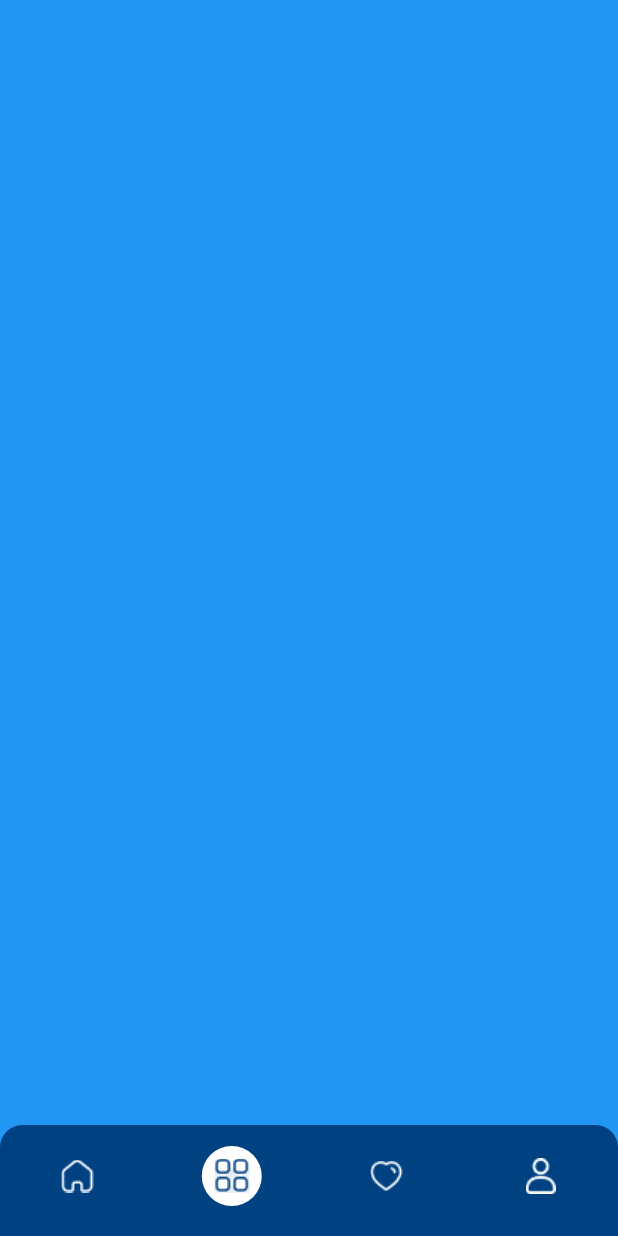
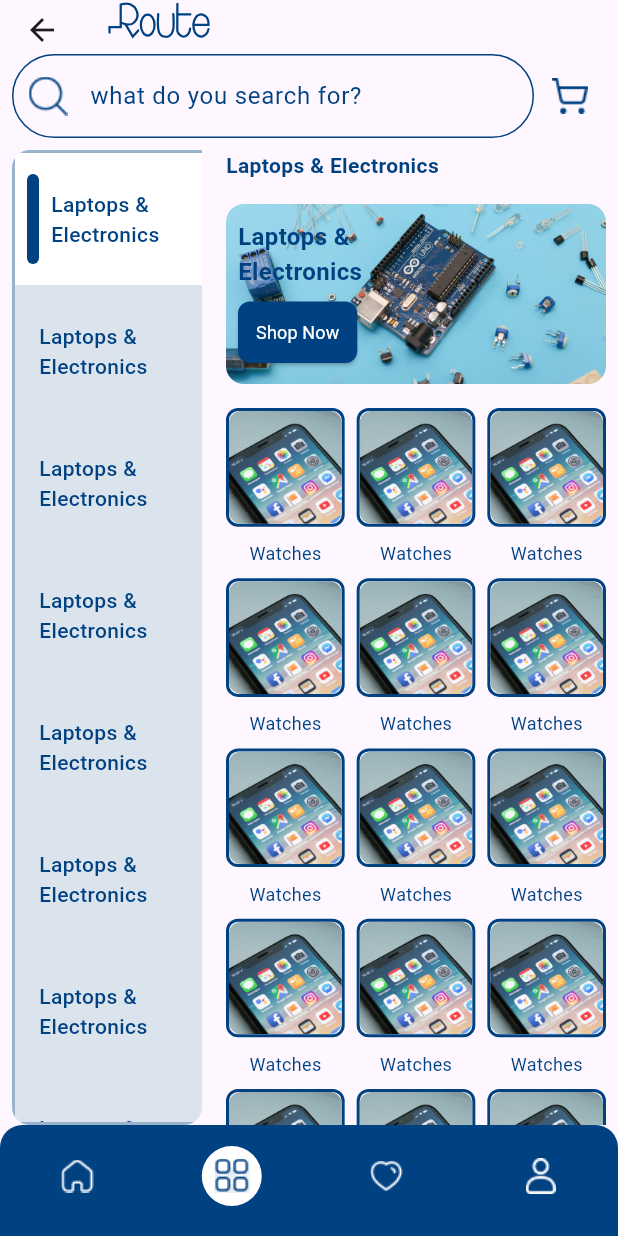
Before and after one commit to SamyMohammad/ecommerce-app, a Flutter app: the screen it shows after launch, item 2 of the bottom bar chosen, on a phone screen of 412 x 824 dp. Run offline on Flutter 3.47's test engine with Material 3 defaults, Android fonts, the phone set to English and light mode, and no system bars; our stand-ins replace flutter_screenutil, flutter_svg; Roboto replaces fonts that are missing (Poppins).

Commit message:
Implement Category tab and App
Key Changes:

- Category Tab: Added a dedicated Category tab
- Appbar Components: Created reusable Appbar components
- Asset Management: Expanded the AssetsManager to include new assets (icons, images , SVG)

```diff
--- a/lib/core/resources/assets_manager.dart
+++ b/lib/core/resources/assets_manager.dart
@@ -1,21 +1,34 @@
 const String imagePath = "assets/images";
 const String jsonPath = "assets/json";
+const String iconsPath = "assets/icons";
+const String svgPath = "assets/svg_images";
 
 class ImageAssets {
   static const String splashLogo = "$imagePath/splash_logo.png";
-
+  static const String categoryCardImage = "$imagePath/category_card_image.png";
+  static const String subcategoryCardImage = "$imagePath/sub_category_card_image.png";
 }
 
 class IconsAssets{
-  static const String _icCategory = "assets/icons/ic_category.png";
-  static const String _icHome = "assets/icons/ic_home.png";
-  static const String _icProfile = "assets/icons/ic_profile.png";
-  static const String _icWithList = "assets/icons/ic_wish_list.png";
+  static const String _icCategory = "$iconsPath/ic_category.png";
+  static const String _icHome = "$iconsPath/ic_home.png";
+  static const String _icProfile = "$iconsPath/ic_profile.png";
+  static const String _icWithList = "$iconsPath/ic_wish_list.png";
+  static const String _icCart = "$iconsPath/ic_cart.png";
+  static const String _icSearch = "$iconsPath/ic_search.png";
 
   static String get icCategory => _icCategory;
   static String get icHome => _icHome;
   static String get icProfile => _icProfile;
   static String get icWithList => _icWithList;
+  static String get icCart => _icCart;
+  static String get icSearch => _icSearch;
+}
+
+class SVGAssets{
+  static const String _routeLogo = "assets/svg_images/route_logo.svg";
+
+  static String get routeLogo => _routeLogo;
 }
 
 class JsonAssets {
--- a/lib/core/resources/color_manager.dart
+++ b/lib/core/resources/color_manager.dart
@@ -6,6 +6,7 @@ class ColorManager {
   static Color grey = const Color(0xff737477);
   static Color lightGrey = const Color(0xff9E9E9E);
   static Color black = const Color(0xff000000);
+  static Color containerGray = const Color(0xffDBE4ED);
 
   // new colors
   static Color darkPrimary = const Color(0xffd17d11);
--- a/lib/core/resources/values_manager.dart
+++ b/lib/core/resources/values_manager.dart
@@ -22,7 +22,7 @@ class AppPadding {
 class AppSize {
   static const double s0 = 0;
   static const double s1 = 1;
-  static const int s2 = 2;
+  static const double s2 = 2;
   static const double s1_5 = 1.5;
   static const double s4 = 4.0;
   static const double s8 = 8.0;
--- a/lib/core/routes_manager/route_generator.dart
+++ b/lib/core/routes_manager/route_generator.dart
@@ -1,6 +1,5 @@
 import 'package:ecommerce_app/core/routes_manager/routes.dart';
 import 'package:ecommerce_app/features/presentation/home/screen/home_screen.dart';
-import 'package:flutter/cupertino.dart';
 import 'package:flutter/material.dart';
 
 class RouteGenerator {
--- /dev/null
+++ b/lib/core/widget/home_screen_app_bar.dart
@@ -0,0 +1,68 @@
+import 'package:ecommerce_app/core/resources/assets_manager.dart';
+import 'package:ecommerce_app/core/resources/color_manager.dart';
+import 'package:ecommerce_app/core/resources/font_manager.dart';
+import 'package:ecommerce_app/core/resources/styles_manager.dart';
+import 'package:ecommerce_app/core/resources/values_manager.dart';
+import 'package:flutter/material.dart';
+import 'package:flutter_svg/flutter_svg.dart';
+
+class HomeScreenAppBar extends StatelessWidget implements PreferredSizeWidget{
+  const HomeScreenAppBar({super.key});
+
+  @override
+  Widget build(BuildContext context) {
+    return AppBar(
+      surfaceTintColor: Colors.white,
+      title: SvgPicture.asset(SVGAssets.routeLogo),
+      bottom: PreferredSize(
+          preferredSize: const Size(AppSize.s100, AppSize.s60),
+          child: Padding(
+            padding: const EdgeInsets.all(AppPadding.p8),
+            child: Row(
+              children: [
+                Expanded(
+                  child: TextFormField(
+                    cursorColor: ColorManager.primary,
+                    style: getRegularStyle(color: ColorManager.primary, fontSize: FontSize.s16),
+                    decoration: InputDecoration(
+                      focusedErrorBorder: OutlineInputBorder(
+                          borderRadius: BorderRadius.circular(10000),
+                          borderSide: BorderSide(width: AppSize.s1 , color: ColorManager.primary)
+                      ),
+                      enabledBorder: OutlineInputBorder(
+                          borderRadius: BorderRadius.circular(10000),
+                          borderSide: BorderSide(width: AppSize.s1 , color: ColorManager.primary)
+                      ),
+                      disabledBorder:  OutlineInputBorder(
+                          borderRadius: BorderRadius.circular(10000),
+                          borderSide: BorderSide(width: AppSize.s1 , color: ColorManager.primary)
+                      ),
+                      focusedBorder:  OutlineInputBorder(
+                          borderRadius: BorderRadius.circular(10000),
+                          borderSide: BorderSide(width: AppSize.s1 , color: ColorManager.primary)
+                      ),
+                      errorBorder:  OutlineInputBorder(
+                          borderRadius: BorderRadius.circular(10000),
+                          borderSide: BorderSide(width: AppSize.s1 ,color: ColorManager.error)
+                      ),
+                      prefixIcon: ImageIcon(AssetImage(IconsAssets.icSearch) , color: ColorManager.primary,),
+                      hintText: "what do you search for?",
+                      hintStyle: getRegularStyle(color: ColorManager.primary, fontSize: FontSize.s16),
+                    ),
+                  ),
+                ),
+                IconButton(
+                    onPressed: () {},
+                    icon: ImageIcon(
+                      AssetImage(IconsAssets.icCart),
+                      color: ColorManager.primary,
+                    ))
+              ],
+            ),
+          )),
+    );
+  }
+
+  @override
+  Size get preferredSize => const Size(AppSize.s100, AppSize.s100);
+}
--- a/lib/features/presentation/home/screen/home_screen.dart
+++ b/lib/features/presentation/home/screen/home_screen.dart
@@ -21,7 +21,7 @@ class _HomeScreenState extends State<HomeScreen> {
   Widget build(BuildContext context) {
 
     return Scaffold(
-        extendBody: true,
+        extendBody: false,
         body: tabs[currentIndex],
         bottomNavigationBar: ClipRRect(
           borderRadius: const BorderRadius.only(
--- a/lib/features/presentation/home/tabs/categories_tap/screen/categories_tab.dart
+++ b/lib/features/presentation/home/tabs/categories_tap/screen/categories_tab.dart
@@ -1,10 +1,27 @@
+import 'package:ecommerce_app/core/resources/values_manager.dart';
+import 'package:ecommerce_app/features/presentation/home/tabs/categories_tap/widgets/categories_list.dart';
+import 'package:ecommerce_app/core/widget/home_screen_app_bar.dart';
 import 'package:flutter/material.dart';
+
+import '../widgets/sub_categories_list.dart';
 
 class CategoriesTab extends StatelessWidget {
   const CategoriesTab({super.key});
 
   @override
   Widget build(BuildContext context) {
-    return Container(color: Colors.blue,);
+    return Scaffold(
+      appBar: const HomeScreenAppBar(),
+      body: Padding(
+        padding: const EdgeInsets.symmetric(horizontal: AppPadding.p8),
+        child: Row(
+          children: [
+            CategoriesList(),
+            const SizedBox(width: AppSize.s16,),
+            const SubCategoriesList()
+          ],
+        ),
+      ),
+    );
   }
 }
--- /dev/null
+++ b/lib/features/presentation/home/tabs/categories_tap/widgets/categories_list.dart
@@ -0,0 +1,63 @@
+import 'package:ecommerce_app/core/resources/color_manager.dart';
+import 'package:ecommerce_app/core/resources/values_manager.dart';
+import 'package:ecommerce_app/features/presentation/home/tabs/categories_tap/widgets/category_item.dart';
+import 'package:flutter/material.dart';
+
+class CategoriesList extends StatefulWidget {
+
+
+  CategoriesList({super.key});
+
+  @override
+  State<CategoriesList> createState() => _CategoriesListState();
+}
+
+class _CategoriesListState extends State<CategoriesList> {
+
+  // Index of the currently selected category
+  int selectedIndex = 0;
+
+  @override
+  Widget build(BuildContext context) {
+    return Expanded(
+        child: ClipRRect(
+          // clip the corners of the container that hold the list view
+          borderRadius:const BorderRadius.only(
+            topLeft: Radius.circular(AppSize.s12),
+            bottomLeft: Radius.circular(AppSize.s12),
+            bottomRight: Radius.circular(AppSize.s12),
+          ),
+          child: Container(
+            decoration: BoxDecoration(
+              color: ColorManager.containerGray,
+              border: Border(
+                // set the border for only 3 sides
+                top: BorderSide(width: AppSize.s2 , color: ColorManager.primary.withOpacity(0.3)),
+                left: BorderSide(width: AppSize.s2 , color: ColorManager.primary.withOpacity(0.3)),
+                bottom: BorderSide(width: AppSize.s2 , color: ColorManager.primary.withOpacity(0.3))
+              ),
+            ),
+
+            // the categories items list
+            child: ListView.builder(
+              itemCount: 20,
+              itemBuilder: (context, index) =>
+                  CategoryItem(
+                      index,
+                      "Laptops & Electronics" ,
+                      selectedIndex == index ,
+                      onItemClick
+                  ) ,
+            ),
+          ),
+        )
+    );
+  }
+
+  // callback function to change the selected index
+  onItemClick(int index){
+    setState(() {
+      selectedIndex = index;
+    });
+  }
+}
--- /dev/null
+++ b/lib/features/presentation/home/tabs/categories_tap/widgets/category_card_item.dart
@@ -0,0 +1,78 @@
+import 'package:ecommerce_app/core/resources/color_manager.dart';
+import 'package:ecommerce_app/core/resources/font_manager.dart';
+import 'package:ecommerce_app/core/resources/styles_manager.dart';
+import 'package:ecommerce_app/core/resources/values_manager.dart';
+import 'package:flutter/material.dart';
+
+class CategoryCardItem extends StatelessWidget {
+  final String title;
+  final String image;
+  final Function navigation;
+
+  const CategoryCardItem(this.title, this.image, this.navigation, {super.key});
+
+  @override
+  Widget build(BuildContext context) {
+    // Create a container for the category card
+    return Container(
+      margin: const EdgeInsets.symmetric(vertical: AppSize.s16),
+      // Height of the card set with fixed size to make all image same size but it can be deleted without affecting the code
+      height: AppSize.s120,
+      child: ClipRRect(
+        borderRadius: BorderRadius.circular(AppSize.s12),
+        child: Stack(
+          children: [
+            // Background image for the category
+            Image.asset(
+              image,
+              fit: BoxFit.cover,
+              width: double.infinity,
+            ),
+            // Overlay with category title and button
+            Positioned.fill(
+                child: Padding(
+              padding: const EdgeInsets.all(AppPadding.p8),
+              child: Row(
+                children: [
+                  Expanded(
+                      child: Column(
+                    crossAxisAlignment: CrossAxisAlignment.start,
+                    mainAxisAlignment: MainAxisAlignment.spaceAround,
+                    children: [
+                      // Category title
+                      Text(
+                        title,
+                        style: getSemiBoldStyle(
+                            color: ColorManager.primary,
+                            fontSize: FontSize.s16),
+                        maxLines: 2,
+                        overflow: TextOverflow.ellipsis,
+                      ),
+                      // Shop Now button
+                      ElevatedButton(
+                          onPressed: () {},
+                          style: ButtonStyle(
+                              padding: WidgetStateProperty.all(
+                                  const EdgeInsets.all(AppPadding.p12)),
+                              backgroundColor:
+                                  WidgetStateProperty.all(ColorManager.primary),
+                              shape: WidgetStateProperty.all(
+                                  RoundedRectangleBorder(
+                                      borderRadius:
+                                          BorderRadius.circular(AppSize.s8)))),
+                          child: Text(
+                            "Shop Now",
+                            style: getRegularStyle(color: ColorManager.white),
+                          ))
+                    ],
+                  )),
+                  const Spacer()
+                ],
+              ),
+            ))
+          ],
+        ),
+      ),
+    );
+  }
+}
--- /dev/null
+++ b/lib/features/presentation/home/tabs/categories_tap/widgets/category_item.dart
@@ -0,0 +1,57 @@
+import 'package:ecommerce_app/core/resources/color_manager.dart';
+import 'package:ecommerce_app/core/resources/font_manager.dart';
+import 'package:ecommerce_app/core/resources/styles_manager.dart';
+import 'package:ecommerce_app/core/resources/values_manager.dart';
+import 'package:flutter/material.dart';
+
+class CategoryItem extends StatelessWidget {
+  final int index;
+  final String title;
+
+  final bool isSelected;
+  final Function onItemClick;
+
+  const CategoryItem(this.index, this.title, this.isSelected, this.onItemClick,
+      {super.key});
+
+  @override
+  Widget build(BuildContext context) {
+    // Handle item click by calling onItemClick callback
+    return InkWell(
+      onTap: () => onItemClick(index),
+      child: Container(
+        // Set background color based on selection
+        color: isSelected?ColorManager.white:Colors.transparent,
+        padding: const EdgeInsets.all(AppPadding.p8),
+        child: Row(
+          children: [
+            //Show/hide the indicator based on selection
+            Visibility(
+              visible: isSelected,
+              child: Container(
+                width: AppSize.s8,
+                height: AppSize.s60,
+                decoration: BoxDecoration(
+                  color: ColorManager.primary,
+                  borderRadius: BorderRadius.circular(AppSize.s100),
+                ),
+              ),
+            ),
+            // wrap the text with expanded to avoid overflow error
+            Expanded(
+                child: Padding(
+              padding: const EdgeInsets.symmetric(
+                  vertical: AppPadding.p16, horizontal: AppPadding.p8),
+              child: Text(
+                title,
+                textAlign: TextAlign.start,
+                style: getMediumStyle(
+                    color: ColorManager.primary, fontSize: FontSize.s14),
+              ),
+            ))
+          ],
+        ),
+      ),
+    );
+  }
+}
--- /dev/null
+++ b/lib/features/presentation/home/tabs/categories_tap/widgets/sub_categories_list.dart
@@ -0,0 +1,56 @@
+import 'package:ecommerce_app/core/resources/assets_manager.dart';
+import 'package:ecommerce_app/core/resources/color_manager.dart';
+import 'package:ecommerce_app/core/resources/font_manager.dart';
+import 'package:ecommerce_app/core/resources/styles_manager.dart';
+import 'package:ecommerce_app/core/resources/values_manager.dart';
+import 'package:ecommerce_app/features/presentation/home/tabs/categories_tap/widgets/category_card_item.dart';
+import 'package:ecommerce_app/features/presentation/home/tabs/categories_tap/widgets/sub_category_item.dart';
+import 'package:flutter/material.dart';
+
+class SubCategoriesList extends StatelessWidget {
+  const SubCategoriesList({super.key});
+
+  @override
+  Widget build(BuildContext context) {
+    return Expanded(
+      flex: 2,
+      child: CustomScrollView(
+        slivers: <Widget>[
+          // category title
+          SliverToBoxAdapter(
+            child: Text(
+              'Laptops & Electronics',
+              style: getBoldStyle(
+                  color: ColorManager.primary, fontSize: FontSize.s14),
+            ),
+          ),
+          // the category card
+          SliverToBoxAdapter(
+            child: CategoryCardItem(
+              "Laptops & Electronics",
+              ImageAssets.categoryCardImage,
+              goToCategoryProductsListScreen
+            ),
+          ),
+          // the grid view of the subcategories
+          SliverGrid(
+            delegate: SliverChildBuilderDelegate(
+              childCount: 26,
+              (context, index) => SubCategoryItem('Watches', ImageAssets.subcategoryCardImage, goToCategoryProductsListScreen),
+            ),
+            gridDelegate: const SliverGridDelegateWithFixedCrossAxisCount(
+              crossAxisCount: 3,
+              childAspectRatio: 0.75,
+              mainAxisSpacing: AppSize.s8,
+              crossAxisSpacing: AppSize.s8,
+            )
+          )
+        ],
+      ),
+    );
+  }
+
+  goToCategoryProductsListScreen(){
+    // todo implement this function
+  }
+}
--- /dev/null
+++ b/lib/features/presentation/home/tabs/categories_tap/widgets/sub_category_item.dart
@@ -0,0 +1,38 @@
+import 'package:ecommerce_app/core/resources/color_manager.dart';
+import 'package:ecommerce_app/core/resources/styles_manager.dart';
+import 'package:ecommerce_app/core/resources/values_manager.dart';
+import 'package:flutter/material.dart';
+
+class SubCategoryItem extends StatelessWidget {
+  final String title;
+  final String image;
+  final Function navigation;
+  const SubCategoryItem(this.title , this.image , this.navigation,{super.key});
+
+  @override
+  Widget build(BuildContext context) {
+    return InkWell(
+      onTap: () => navigation(),
+      overlayColor: WidgetStateProperty.all(Colors.transparent),
+      child: Column(
+        mainAxisAlignment: MainAxisAlignment.spaceBetween,
+        children: [
+          AspectRatio(
+            aspectRatio: 1,
+            child: Container(
+              decoration: BoxDecoration(
+                borderRadius: BorderRadius.circular(AppSize.s8),
+                border: Border.all(color: ColorManager.primary , width: 2)
+              ),
+              child: ClipRRect(
+                borderRadius: BorderRadius.circular(AppSize.s8),
+                child: Image.asset(image ,fit: BoxFit.cover,),
+              ),
+            ),
+          ),
+          Text(title , style: getRegularStyle(color: ColorManager.primary),)
+        ],
+      ),
+    );
+  }
+}
--- a/pubspec.yaml
+++ b/pubspec.yaml
@@ -10,6 +10,7 @@ dependencies:
   flutter:
     sdk: flutter
   flutter_screenutil: ^5.9.3
+  flutter_svg: ^2.0.10+1
 
 dev_dependencies:
   flutter_test:
@@ -20,7 +21,9 @@ flutter:
   generate: true
   uses-material-design: true
   assets:
+    - assets/images/
     - assets/icons/
+    - assets/svg_images/
 
 fonts:
   family: Poppins
```
Also changed, not shown: assets/icons/ic_cart.png (added), assets/icons/ic_search.png (added), assets/images/category_card_image.png (added), assets/images/sub_category_card_image.png (added), assets/svg_images/route_logo.svg (added), pubspec.lock.
